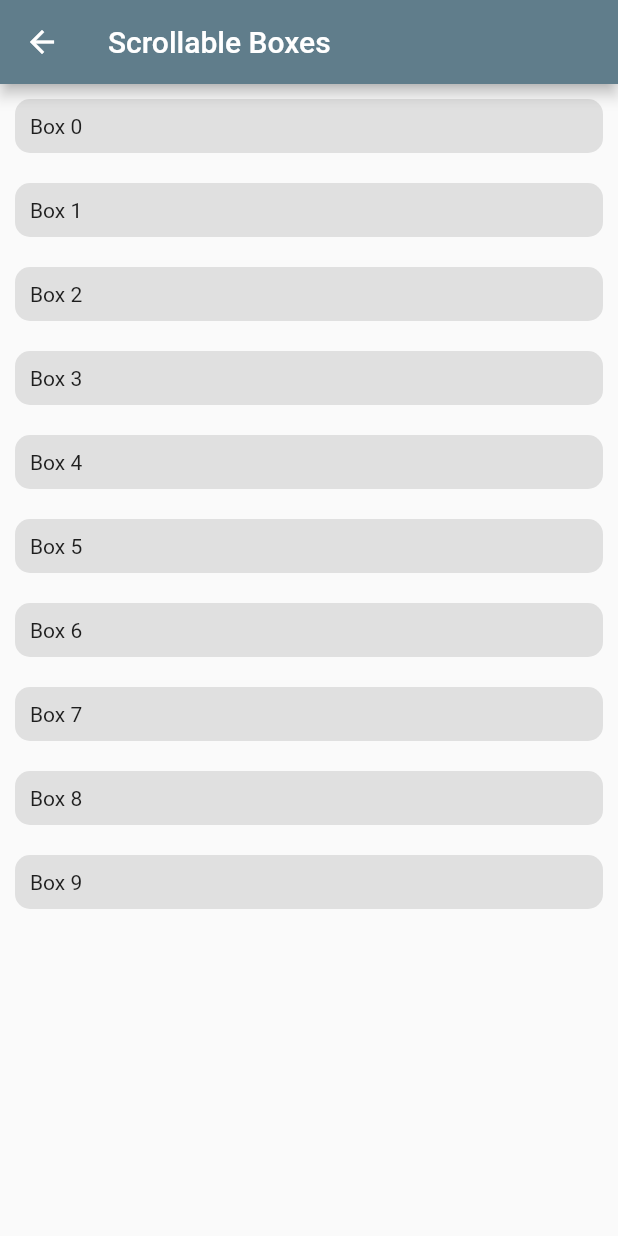
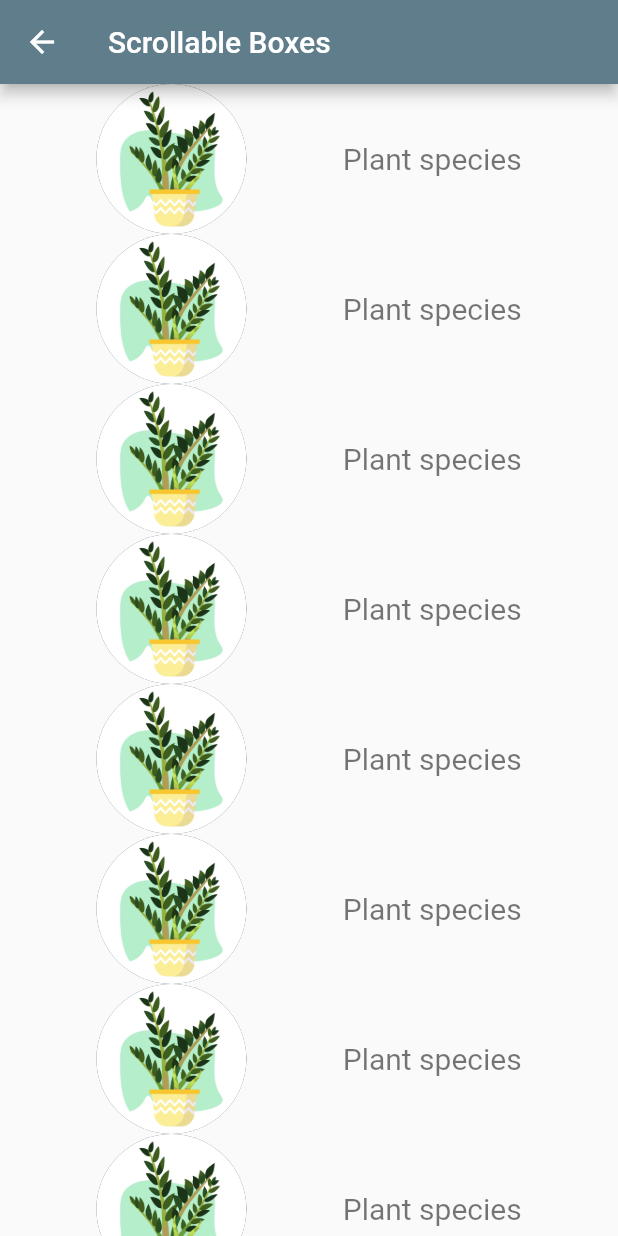
Before and after one commit to serwus701/Plantity, a Flutter app: the ScrollableBoxesPage screen opened directly, on a phone screen of 412 x 824 dp. Run offline on Flutter 3.47's test engine with Material 2 defaults, Android fonts, the phone set to English and light mode, and no system bars.

Commit message:
encyclopedia + library first draft

```diff
--- a/Front/lib/screens/encyclopedia.dart
+++ b/Front/lib/screens/encyclopedia.dart
@@ -10,12 +10,21 @@
       body: ListView.builder(
         itemCount: 10,
         itemBuilder: (BuildContext context, int index) {
-          return Container(
-            margin: EdgeInsets.all(10.0),
-            padding: EdgeInsets.all(10.0),
-            decoration: BoxDecoration(
-                color: Colors.grey[300], borderRadius: BorderRadius.circular(10.0)),
-            child: Text('Box $index'),
+          return Row(
+              mainAxisAlignment: MainAxisAlignment.spaceEvenly,
+              children: <Widget>[
+                CircleAvatar(
+                  radius: 50.0,
+                  backgroundImage: AssetImage('assets/start_plant.jpg'),
+                ),
+                Text(
+                  'Plant species',
+                  style: TextStyle(
+                    fontSize: 20.0,
+                    color: Colors.black54,
+                  ),
+                ),
+              ]
           );
         },
       ),
--- a/Front/lib/screens/login_screen.dart
+++ b/Front/lib/screens/login_screen.dart
@@ -1,6 +1,7 @@
 import 'dart:convert';
 
 import 'package:flutter/material.dart';
+import 'package:front/screens/library_screen.dart';
 import 'package:front/screens/registration_screen.dart';
 import 'package:http/http.dart' as http;
 
@@ -131,7 +132,7 @@
   void _navigateToUser() {
     Navigator.push(
       context,
-      MaterialPageRoute(builder: (context) => ScrollableBoxesPage()),
+      MaterialPageRoute(builder: (context) => ScrollableBoxesPageL()),
     );
   }
 
@@ -162,7 +163,7 @@
 
     if (response.statusCode == 200) {
       var data = json.decode(response.body);
-
+      print(data["approval"]);
       switch (data["approval"]) {
         case 1:
           {
```
Also changed, not shown: Front/lib/screens/library_screen.dart (+45 -0 lines).
